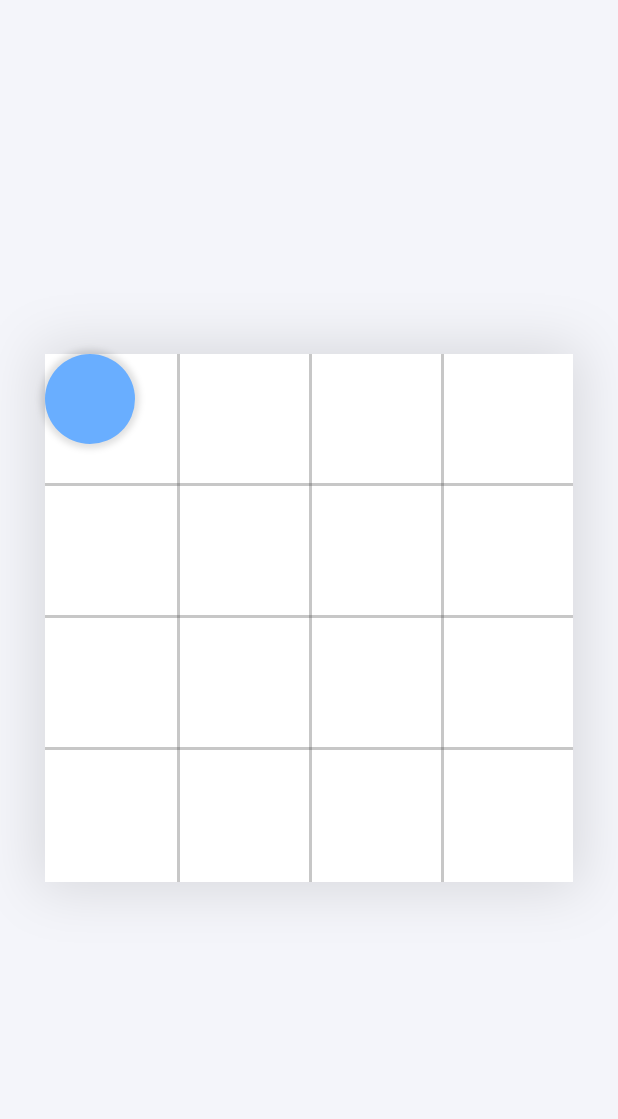
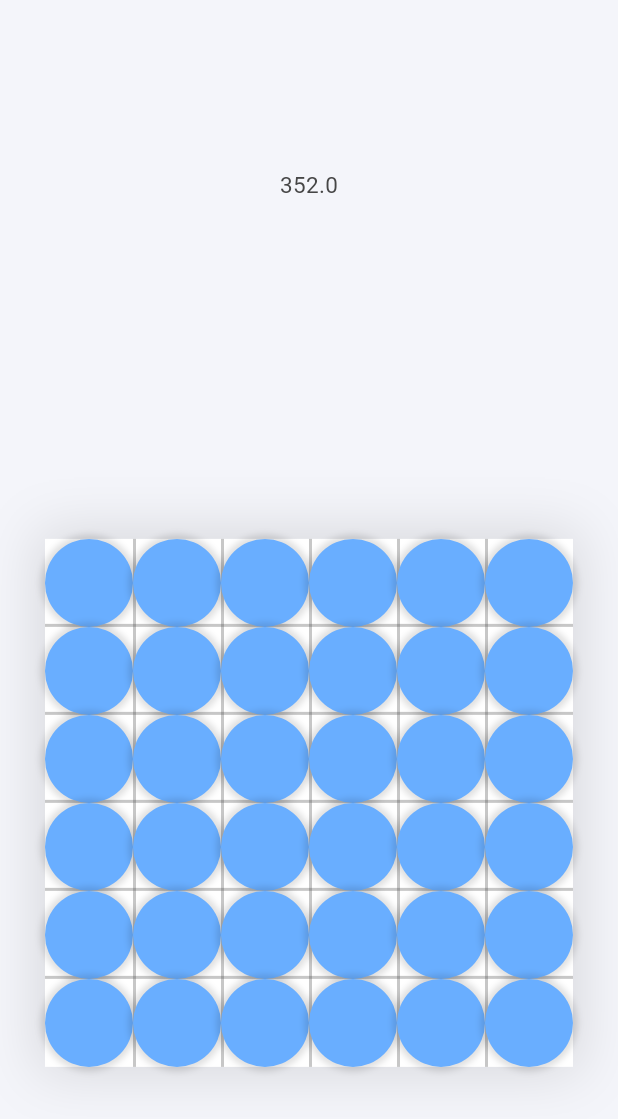
Before and after one commit to jeongwoo0427/spingo_app, a Flutter app: the SpingoScreen screen opened by its route, on a phone screen of 412 x 824 dp. Shown: the top 1119 px of the screen. Run offline on Flutter 3.47's test engine with Material 3 defaults, Android fonts, the phone set to English and light mode, and no system bars; our stand-ins replace animate_do, go_router, responsive_framework; Roboto replaces fonts that are missing (cookie_run).

Commit message:
feat : 각 스톤블럭들을 그리드에 자동배치

```diff
--- a/lib/ui/screen/game/spingo_screen.dart
+++ b/lib/ui/screen/game/spingo_screen.dart
@@ -1,6 +1,7 @@
 import 'package:flutter/material.dart';
+import 'package:flutter/scheduler.dart';
 import 'package:spingo/ui/screen/game/widget/grid_board.dart';
-import 'package:spingo/ui/screen/game/widget/stone.dart';
+import 'package:spingo/ui/screen/game/widget/stone_block.dart';
 import 'package:spingo/ui/widget/scaffold/responsive_scaffold.dart';
 
 class SpingoScreen extends StatefulWidget {
@@ -11,29 +12,72 @@ class SpingoScreen extends StatefulWidget {
 }
 
 class _SpingoScreenState extends State<SpingoScreen> {
+  final GlobalKey _boardKey = GlobalKey();
+
+  Size _boardSize = Size.zero;
+  int _linearGridCount = 6;
+
+  @override
+  void initState() {
+    SchedulerBinding.instance.addPostFrameCallback((timeStamp) {
+      //initState 직후 build 전에 미리 위젯을 정의
+      _boardSize = _boardKey.currentContext!.size!;
+      setState(() {});
+    });
+    super.initState();
+  }
+
   @override
   Widget build(BuildContext context) {
+    //print('SpingoScreen_build : Board width = ${_getBoardSize()?.width}');
     final Size screenSize = MediaQuery.of(context).size;
     ColorScheme colorScheme = Theme.of(context).colorScheme;
+
+
+    List<Widget> positionedBlocks = [];
+
+    final int _gridCount = _linearGridCount * _linearGridCount;
+    final double _gridWidth = _boardSize.width/_linearGridCount;
+    final double _gridHeight = _boardSize.height / _linearGridCount;
+
+    for (int i = 0; i < _gridCount; i++) {
+      final int quotient = i ~/ _linearGridCount;
+
+
+      Widget positionedBlock = Positioned(
+          top: _gridHeight*quotient,
+          left: _gridWidth*(i-quotient*_linearGridCount),
+          child: StoneBlock(
+            isBlueStone: true,
+            height: _gridHeight,
+            width: _gridWidth,
+          ));
+
+      positionedBlocks.add(positionedBlock);
+    }
+
     return ResponsiveScaffold(
       backgroundColor: colorScheme.background,
-      body: const Column(
+      body: Column(
         crossAxisAlignment: CrossAxisAlignment.center,
         mainAxisSize: MainAxisSize.max,
         mainAxisAlignment: MainAxisAlignment.spaceAround,
         children: [
+          Text(_boardSize.height.toString()),
           Padding(
-            padding: EdgeInsets.symmetric(horizontal: 30),
+            padding: const EdgeInsets.symmetric(horizontal: 30),
             child: AspectRatio(
               aspectRatio: 1,
               child: Stack(
+                key: _boardKey,
                 children: [
                   Positioned.fill(
                     child: GridBoard(
-                      gridCount: 4,
+                      gridCount: _linearGridCount,
                     ),
                   ),
-                  Positioned(top: 0,left: 0,child: Stone(isBlueStone: true,))
+
+                  ...positionedBlocks
                 ],
               ),
             ),
--- a/lib/ui/screen/game/widget/stone.dart
+++ /dev/null
@@ -1,31 +0,0 @@
-import 'package:flutter/cupertino.dart';
-import 'package:flutter/material.dart';
-import 'package:spingo/constants/app_themes.dart';
-
-class Stone extends StatelessWidget {
-  final isBlueStone;
-
-  const Stone({super.key, required this.isBlueStone});
-
-  @override
-  Widget build(BuildContext context) {
-    return Material(
-      color: Colors.transparent,
-      borderRadius: BorderRadius.circular(300),
-      child: Container(
-        width: 60,
-        height: 60,
-        decoration: BoxDecoration(
-            shape: BoxShape.circle,
-            color: isBlueStone?AppColors.blueStoneColor:AppColors.redStoneColor,
-            boxShadow: [
-              BoxShadow(
-                  offset: Offset(0.0, 0.0),
-                  color: Colors.black12,
-                  blurRadius: 3,
-                  spreadRadius: 3)
-            ]),
-      ),
-    );
-  }
-}
--- /dev/null
+++ b/lib/ui/screen/game/widget/stone_block.dart
@@ -0,0 +1,43 @@
+import 'package:flutter/cupertino.dart';
+import 'package:flutter/material.dart';
+import 'package:spingo/constants/app_themes.dart';
+
+class StoneBlock extends StatelessWidget {
+  final bool isBlueStone;
+  final double height;
+  final double width;
+
+  const StoneBlock(
+      {super.key,
+      required this.isBlueStone,
+      required this.height,
+      required this.width});
+
+  @override
+  Widget build(BuildContext context) {
+    return SizedBox(
+      height: height,
+      width: width,
+      child: Material(
+        color: Colors.transparent,
+        borderRadius: BorderRadius.circular(300),
+        child: Container(
+          width: double.infinity,
+          height: double.infinity,
+          decoration: BoxDecoration(
+              shape: BoxShape.circle,
+              color: isBlueStone
+                  ? AppColors.blueStoneColor
+                  : AppColors.redStoneColor,
+              boxShadow: [
+                BoxShadow(
+                    offset: Offset(0.0, 0.0),
+                    color: Colors.black12,
+                    blurRadius: 3,
+                    spreadRadius: 3)
+              ]),
+        ),
+      ),
+    );
+  }
+}
--- a/lib/ui/widget/layout/constrained_layout.dart
+++ b/lib/ui/widget/layout/constrained_layout.dart
@@ -3,7 +3,7 @@ import 'package:flutter/material.dart';
 class ConstrainedLayout extends StatelessWidget {
   final double maxWidth;
   final Widget child;
-  const ConstrainedLayout({Key? key,this.maxWidth = 700,required this.child}) : super(key: key);
+  const ConstrainedLayout({Key? key,this.maxWidth = 600,required this.child}) : super(key: key);
 
   @override
   Widget build(BuildContext context) {
--- a/lib/ui/widget/scaffold/responsive_scaffold.dart
+++ b/lib/ui/widget/scaffold/responsive_scaffold.dart
@@ -6,13 +6,15 @@ class ResponsiveScaffold extends StatelessWidget {
   final Widget? body;
   final Widget? endDrawer;
   final Color? backgroundColor;
+  final double? maxWidth;
 
   const ResponsiveScaffold(
       {super.key,
       this.appBar,
       this.body,
       this.endDrawer,
-      this.backgroundColor});
+      this.backgroundColor,
+      this.maxWidth});
 
   @override
   Widget build(BuildContext context) {
```
Also changed, not shown: 2 other files.
